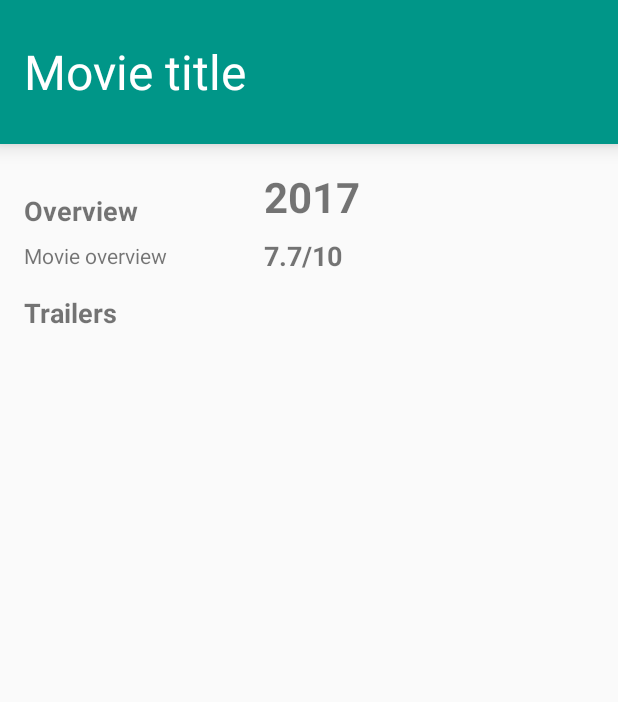
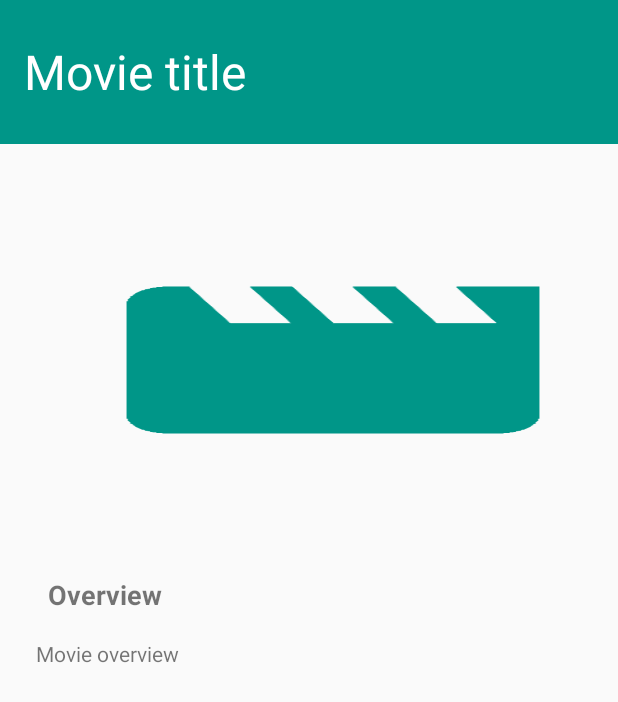
Before and after one commit to agoconcept/ud-popular-movies, an Android app: the layout activity_movie.xml on its own in the app's theme, with its tools: preview values and no code run, on a phone screen of 412 x 824 dp. Shown: the top 702 px of the screen. Run offline under Robolectric (Android 15) with nearby library versions, the phone set to English and light mode, and no system bars.

Commit message:
Convert movie layout to use ConstraintLayout

```diff
--- a/app/build.gradle
+++ b/app/build.gradle
@@ -24,8 +24,8 @@ dependencies {
     androidTestCompile('com.android.support.test.espresso:espresso-core:2.2.2', {
         exclude group: 'com.android.support', module: 'support-annotations'
     })
-    compile 'com.android.support:appcompat-v7:25.1.1'
-    compile 'com.android.support:recyclerview-v7:25.1.1'
+    compile 'com.android.support:appcompat-v7:25.3.0'
+    compile 'com.android.support:recyclerview-v7:25.3.0'
 
     compile 'com.squareup.picasso:picasso:2.5.2'
 
@@ -33,4 +33,5 @@ dependencies {
     annotationProcessor 'com.jakewharton:butterknife-compiler:8.5.1'
 
     testCompile 'junit:junit:4.12'
+    compile 'com.android.support.constraint:constraint-layout:1.0.2'
 }
--- a/app/src/main/res/layout/activity_movie.xml
+++ b/app/src/main/res/layout/activity_movie.xml
@@ -2,126 +2,136 @@
 
 <ScrollView
     xmlns:android="http://schemas.android.com/apk/res/android"
+    xmlns:app="http://schemas.android.com/apk/res-auto"
     xmlns:tools="http://schemas.android.com/tools"
     android:layout_width="match_parent"
     android:layout_height="match_parent">
 
-    <RelativeLayout
+    <android.support.constraint.ConstraintLayout
         android:id="@+id/activity_movie"
         android:layout_width="match_parent"
-        android:layout_height="match_parent"
+        android:layout_height="wrap_content"
         android:orientation="vertical">
 
         <!-- Scrollable, in case the title is longer than what fits in the view -->
         <TextView
             android:id="@+id/tv_movie_original_title"
+            android:layout_width="0dp"
+            android:layout_height="96dp"
+            android:background="@color/colorSecondary"
+            android:gravity="center_vertical"
+            android:paddingEnd="@dimen/activity_horizontal_margin"
+            android:paddingLeft="@dimen/activity_horizontal_margin"
+            android:paddingRight="@dimen/activity_horizontal_margin"
+            android:paddingStart="@dimen/activity_horizontal_margin"
+            android:scrollbarStyle="outsideInset"
             android:scrollbars="vertical"
-            android:scrollbarStyle="outsideInset"
-            android:layout_width="match_parent"
-            android:layout_height="@dimen/movie_title_view_height"
-            android:gravity="center_vertical"
-            android:paddingLeft="@dimen/activity_horizontal_margin"
-            android:paddingStart="@dimen/activity_horizontal_margin"
-            android:paddingRight="@dimen/activity_horizontal_margin"
-            android:paddingEnd="@dimen/activity_horizontal_margin"
-            android:elevation="@dimen/title_elevation"
-            android:background="@color/colorSecondary"
+            android:textColor="@color/colorWhite"
+            android:textSize="@dimen/movie_title_text_size"
             tools:text="Movie title"
-            android:textColor="@color/colorWhite"
-            android:textSize="@dimen/movie_title_text_size" />
+            app:layout_constraintTop_toTopOf="parent"
+            app:layout_constraintLeft_toLeftOf="parent"
+            android:layout_marginLeft="0dp"
+            android:layout_marginTop="0dp"
+            android:layout_marginRight="0dp"
+            app:layout_constraintRight_toRightOf="parent" />
 
         <ImageView
             android:id="@+id/iv_item_movie_cover"
-            android:layout_width="@dimen/movie_cover_width"
-            android:layout_height="wrap_content"
-            android:layout_below="@id/tv_movie_original_title"
-            android:paddingTop="@dimen/activity_vertical_margin"
-            android:paddingBottom="@dimen/activity_vertical_margin"
-            android:paddingLeft="@dimen/activity_horizontal_margin"
-            android:paddingRight="@dimen/activity_horizontal_margin"
+            android:layout_width="wrap_content"
+            android:layout_height="256dp"
+            android:layout_marginLeft="16dp"
+            android:layout_marginStart="16dp"
+            android:layout_marginTop="16dp"
+            android:adjustViewBounds="true"
+            android:background="@drawable/movie"
+            android:contentDescription="@string/movie_cover"
             android:scaleType="fitCenter"
-            android:adjustViewBounds="true"
-            android:layout_gravity="center_horizontal"
-            android:contentDescription="@string/movie_cover" />
+            app:layout_constraintLeft_toLeftOf="parent"
+            app:layout_constraintTop_toBottomOf="@+id/tv_movie_original_title" />
 
         <TextView
             android:id="@+id/tv_movie_release_date"
-            android:layout_width="match_parent"
+            android:layout_width="0dp"
             android:layout_height="wrap_content"
-            android:layout_alignTop="@id/iv_item_movie_cover"
-            android:layout_toRightOf="@id/iv_item_movie_cover"
-            android:layout_toEndOf="@id/iv_item_movie_cover"
-            android:paddingTop="@dimen/activity_vertical_margin"
+            android:layout_marginLeft="16dp"
+            android:layout_marginStart="16dp"
+            android:layout_marginTop="16dp"
+            android:contentDescription="@string/release_date"
             android:paddingLeft="@dimen/activity_horizontal_margin"
             android:paddingRight="@dimen/activity_horizontal_margin"
-            tools:text="2017"
+            android:paddingTop="@dimen/activity_vertical_margin"
             android:textSize="@dimen/movie_release_date_text_size"
             android:textStyle="bold"
-            android:contentDescription="@string/release_date" />
+            app:layout_constraintLeft_toRightOf="@+id/iv_item_movie_cover"
+            tools:text="2017"
+            app:layout_constraintTop_toTopOf="@+id/iv_item_movie_cover" />
+
+        <!-- Overview -->
 
         <TextView
             android:id="@+id/tv_movie_user_rating"
-            android:layout_width="match_parent"
+            android:layout_width="wrap_content"
             android:layout_height="wrap_content"
-            android:layout_below="@id/tv_movie_release_date"
-            android:layout_toRightOf="@id/iv_item_movie_cover"
-            android:layout_toEndOf="@id/iv_item_movie_cover"
-            android:paddingTop="@dimen/activity_vertical_margin_secondary"
+            android:contentDescription="@string/user_rating"
             android:paddingLeft="@dimen/activity_horizontal_margin"
             android:paddingRight="@dimen/activity_horizontal_margin"
-            tools:text="7.7/10"
+            android:paddingTop="@dimen/activity_vertical_margin_secondary"
             android:textSize="@dimen/movie_user_rating_text_size"
             android:textStyle="bold"
-            android:contentDescription="@string/user_rating" />
-
-        <!-- Overview -->
+            tools:text="7.7/10"
+            android:layout_marginTop="16dp"
+            app:layout_constraintTop_toBottomOf="@+id/tv_movie_release_date"
+            app:layout_constraintLeft_toRightOf="@+id/iv_item_movie_cover"
+            android:layout_marginLeft="16dp"
+            android:layout_marginStart="16dp" />
 
         <TextView
             android:id="@+id/tv_movie_overview_title"
             android:layout_width="wrap_content"
             android:layout_height="wrap_content"
-            android:layout_below="@id/iv_item_movie_cover"
             android:paddingBottom="@dimen/activity_vertical_margin_secondary"
             android:paddingLeft="@dimen/activity_horizontal_margin"
             android:paddingRight="@dimen/activity_horizontal_margin"
             android:text="@string/overview"
             android:textSize="@dimen/section_title"
-            android:textStyle="bold" />
+            android:textStyle="bold"
+            android:layout_marginLeft="16dp"
+            android:layout_marginStart="16dp"
+            app:layout_constraintLeft_toLeftOf="parent"
+            android:layout_marginTop="16dp"
+            app:layout_constraintTop_toBottomOf="@+id/iv_item_movie_cover" />
 
         <TextView
             android:id="@+id/tv_movie_overview"
             android:layout_width="match_parent"
             android:layout_height="wrap_content"
-            android:layout_below="@id/tv_movie_overview_title"
+            android:layout_marginLeft="8dp"
+            android:layout_marginRight="8dp"
+            android:layout_marginTop="9dp"
+            android:contentDescription="@string/overview"
             android:paddingBottom="@dimen/activity_vertical_margin"
             android:paddingLeft="@dimen/activity_horizontal_margin"
             android:paddingRight="@dimen/activity_horizontal_margin"
-            tools:text="Movie overview"
             android:textSize="@dimen/movie_overview_text_size"
-            android:contentDescription="@string/overview" />
+            app:layout_constraintHorizontal_bias="0.0"
+            app:layout_constraintLeft_toLeftOf="@+id/tv_movie_overview_title"
+            app:layout_constraintRight_toRightOf="parent"
+            app:layout_constraintTop_toBottomOf="@+id/tv_movie_overview_title"
+            tools:text="Movie overview" />
 
         <!-- Trailers -->
-
-        <TextView
-            android:id="@+id/tv_movie_trailers_title"
-            android:layout_width="wrap_content"
-            android:layout_height="wrap_content"
-            android:layout_below="@id/tv_movie_overview"
-            android:paddingBottom="@dimen/activity_vertical_margin_secondary"
-            android:paddingLeft="@dimen/activity_horizontal_margin"
-            android:paddingRight="@dimen/activity_horizontal_margin"
-            android:text="@string/trailers"
-            android:textSize="@dimen/section_title"
-            android:textStyle="bold" />
 
         <FrameLayout
             android:id="@+id/fl_movie_trailers"
             android:layout_width="match_parent"
             android:layout_height="wrap_content"
-            android:layout_below="@id/tv_movie_trailers_title"
-            android:paddingBottom="@dimen/activity_vertical_margin_secondary"
-            android:paddingLeft="@dimen/activity_horizontal_margin"
-            android:paddingRight="@dimen/activity_horizontal_margin">
+            android:layout_marginLeft="8dp"
+            android:layout_marginRight="8dp"
+            android:layout_marginTop="16dp"
+            app:layout_constraintLeft_toLeftOf="parent"
+            app:layout_constraintRight_toRightOf="parent"
+            app:layout_constraintTop_toBottomOf="@+id/tv_movie_overview">
 
             <android.support.v7.widget.RecyclerView
                 android:id="@+id/rv_movie_trailers"
@@ -131,8 +141,8 @@
 
             <ProgressBar
                 android:id="@+id/pb_movie_trailers"
+                android:layout_width="42dp"
                 android:layout_height="42dp"
-                android:layout_width="42dp"
                 android:layout_gravity="center"
                 android:visibility="invisible" />
 
@@ -144,9 +154,14 @@
             android:id="@+id/fl_movie_reviews"
             android:layout_width="match_parent"
             android:layout_height="wrap_content"
-            android:layout_below="@id/fl_movie_trailers"
+            android:layout_marginLeft="8dp"
+            android:layout_marginRight="8dp"
+            android:layout_marginTop="16dp"
             android:paddingLeft="@dimen/activity_horizontal_margin"
-            android:paddingRight="@dimen/activity_horizontal_margin">
+            android:paddingRight="@dimen/activity_horizontal_margin"
+            app:layout_constraintLeft_toLeftOf="parent"
+            app:layout_constraintRight_toRightOf="parent"
+            app:layout_constraintTop_toBottomOf="@+id/fl_movie_trailers">
 
             <android.support.v7.widget.RecyclerView
                 android:id="@+id/rv_movie_reviews"
@@ -156,13 +171,13 @@
 
             <ProgressBar
                 android:id="@+id/pb_movie_reviews"
+                android:layout_width="42dp"
                 android:layout_height="42dp"
-                android:layout_width="42dp"
                 android:layout_gravity="center"
                 android:visibility="invisible" />
 
         </FrameLayout>
 
-    </RelativeLayout>
+    </android.support.constraint.ConstraintLayout>
 
 </ScrollView>
```
